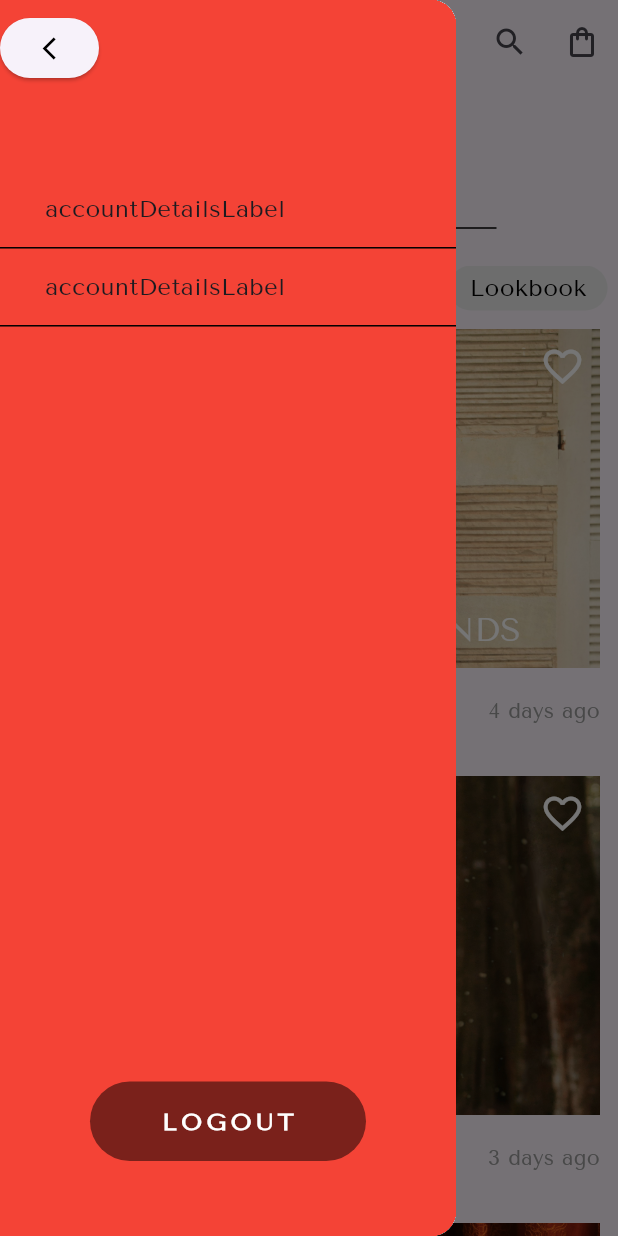
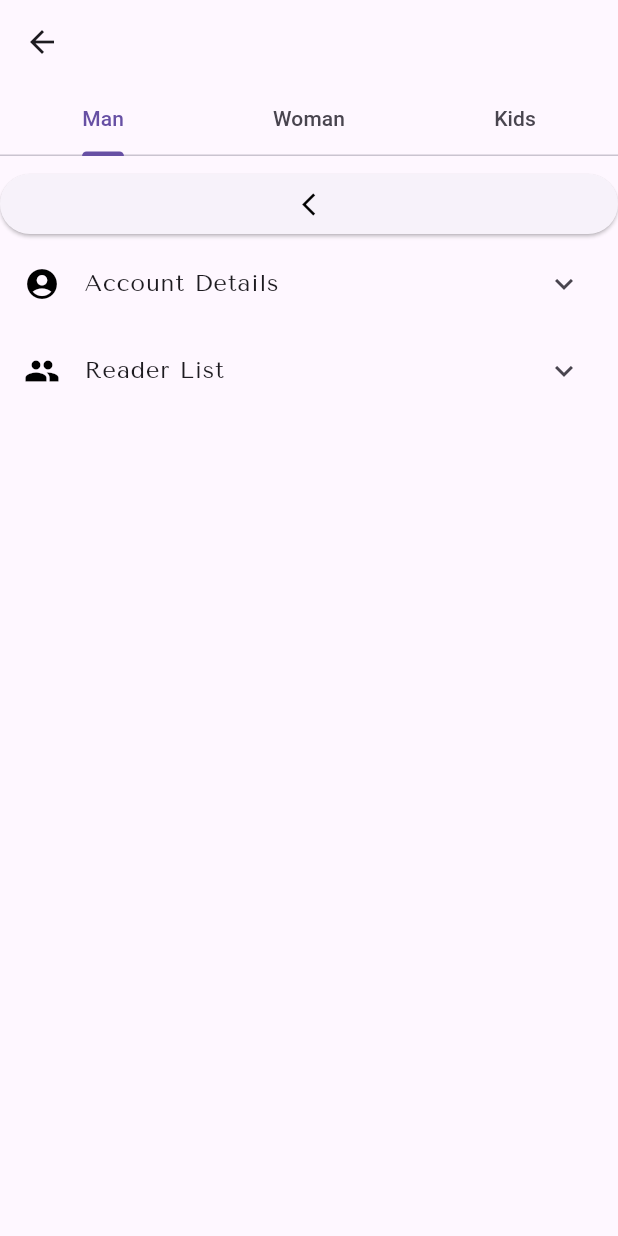
Before and after one commit to UmerMujtaba/Zara_Clothing_Brand_App, a Flutter app: the BlogList screen opened directly, with the side drawer open, on a phone screen of 412 x 824 dp. Run offline on Flutter 3.47's test engine with Material 3 defaults, Android fonts, the phone set to English and light mode, and no system bars; our stand-ins replace smooth_page_indicator.

Commit message:
forth commit

```diff
--- a/lib/components/drawer.dart
+++ b/lib/components/drawer.dart
@@ -7,99 +7,70 @@ class MyDrawer extends StatelessWidget {
 
   @override
   Widget build(BuildContext context) {
-
-    menuItem(String iconName, String title, VoidCallback onClick) {
-      return GestureDetector(
-        onTap: () {
-          onClick();
-        },
-        child: Container(
-          padding: const EdgeInsets.symmetric(vertical: 14),
-          decoration: BoxDecoration(
-            border: Border(
-              bottom: BorderSide(color: Colors.black),
-            ),
-          ),
-          child: Row(
-            mainAxisAlignment: MainAxisAlignment.spaceBetween,
-            children: [
-              Row(
-                children: [
-                  const SizedBox(width: 20),
-
-                  const SizedBox(width: 10),
-                  Text(
+    expansionMenuItem(IconData icon, String title, List<String> subItems) {
+      return ExpansionTile(
+        leading: Icon(icon, color: Colors.black),
+        title: Text(
           title,
           style: TextStyle(
             fontWeight: FontWeight.w500,
             fontStyle: FontStyle.normal,
             fontSize: 16,
-                     fontFamily: 'TenorSans'
+            fontFamily: 'TenorSans',
           ),
         ),
-                ],
-              ),
-              Row(
-                children: [
-
-                  const SizedBox(width: 15),
-                ],
-              ),
-            ],
-          ),
-        ),
+        children: subItems.map((subItem) {
+          return ListTile(
+            title: Text(subItem),
+            onTap: () {
+              // Handle subitem tap
+            },
+          );
+        }).toList(),
       );
     }
 
-
-    return Drawer(
-      child: Container(
-        color: Colors.red,
-        constraints: BoxConstraints(minHeight: MediaQuery.of(context).size.height),
-        child: Column(
-          crossAxisAlignment: CrossAxisAlignment.start,
-          mainAxisAlignment: MainAxisAlignment.spaceBetween,
-          mainAxisSize: MainAxisSize.max,
-          children: [
-            Column(
-              crossAxisAlignment: CrossAxisAlignment.start,
+    return ListView(
       children: [
         Padding(
-                  padding:  const EdgeInsets.only(left: 0, top: 8),
+          padding: const EdgeInsets.only(left: 0, top: 8),
           child: ElevatedButton(
             onPressed: () {
               Navigator.pop(context);
             },
-                    child: Icon(Icons.arrow_back_ios_sharp,color: Colors.black,),
+            child: Icon(Icons.arrow_back_ios_sharp, color: Colors.black),
           ),
         ),
-                SizedBox(height: MediaQuery.of(context).size.height * 0.07),
-                menuItem('ic-account', 'accountDetailsLabel',() {
-                  // Navigator.push(
-                  //   context,
-                  //   MaterialPageRoute(
-                  //     builder: (context) => const ListenerProfile(),
-                  //   ),
-                  // );
-                }),
-                menuItem('ic-people', 'accountDetailsLabel', () {
-                  // Navigator.push(
-                  //   context,
-                  //   MaterialPageRoute(
-                  //     builder: (context) => const ListenerReaderList(),
-                  //   ),
-                  // );
-                }),
+        expansionMenuItem(Icons.account_circle, 'Account Details', ['Profile', 'Settings']),
+        expansionMenuItem(Icons.people, 'Reader List', ['Friends', 'Followers']),
+      ],
+    );
+  }
+}
+
+class MyTabbedDrawer extends StatelessWidget {
+  const MyTabbedDrawer({Key? key}) : super(key: key);
+
+  @override
+  Widget build(BuildContext context) {
+    return DefaultTabController(
+      length: 3,
+      child: Scaffold(
+        appBar: AppBar(
+         //leading: Icon(Icons.),
+          bottom: TabBar(
+            tabs: [
+              Tab(text: 'Man'),
+              Tab(text: 'Woman'),
+              Tab(text: 'Kids'),
             ],
           ),
-            Padding(
-              padding: const EdgeInsets.only(bottom: 50),
-              child: MyButton(text: 'LOGOUT', onTap: (){ Navigator.push(
-                context,
-                MaterialPageRoute(builder: (context) =>  MyHomePage()),
-              );},),
-
         ),
+        body: TabBarView(
+          children: [
+            MyDrawer(), // Drawer for 'Man'
+            MyDrawer(), // Drawer for 'Woman'
+            MyDrawer(), // Drawer for 'Kids'
           ],
         ),
       ),
--- a/lib/screens/blog_list.dart
+++ b/lib/screens/blog_list.dart
@@ -45,7 +45,7 @@ class BlogList extends StatelessWidget {
           IconButton(onPressed: () {}, icon: Icon(Icons.shopping_bag_outlined)),
         ],
       ),
-      drawer: MyDrawer(),
+      drawer: MyTabbedDrawer(),
       body: SingleChildScrollView(
         child: Column(
           crossAxisAlignment: CrossAxisAlignment.center,
--- a/lib/tabs/first_tab.dart
+++ b/lib/tabs/first_tab.dart
@@ -35,7 +35,7 @@ class FirstTabContent extends StatelessWidget {
               return ItemContainer(item: items[index]);
             },
             shrinkWrap: true,
-            physics: const NeverScrollableScrollPhysics(),
+            //physics: const NeverScrollableScrollPhysics(),
           ),
         ),
       ),
```
Lines whose indentation alone changed are shown as unchanged.
